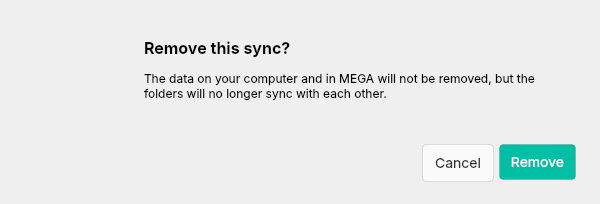
Above: src/MEGASync/syncs/gui/Twoways/linux/RemoveSyncConfirmationDialog.ui from meganz/MEGAsync before the change. Below: the same form after it.
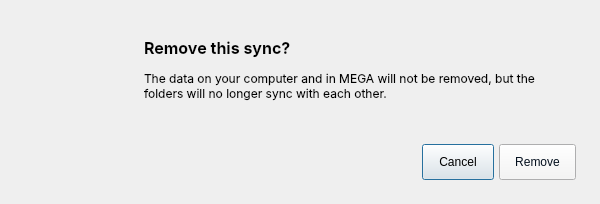
That is the form after the change. Icons and pictures are not drawn.

Commit message: SNC-4733 : Use qbutton general style

Patch:
```diff
--- a/src/MEGASync/syncs/gui/Twoways/linux/RemoveSyncConfirmationDialog.ui
+++ b/src/MEGASync/syncs/gui/Twoways/linux/RemoveSyncConfirmationDialog.ui
@@ -34,76 +34,13 @@
     padding: 3px 10px;
     justify-content: center;
     align-items: center;
-    flex: 1 0 0;    
+    flex: 1 0 0;
 }
 
-QPushButton#bCancel
-{   
-    /* Layout */
-    width: 72px;	 /* Figma specifies Width: 68 =&gt; add 4 for border-radius */
-    height: 38px; /* Figma specifies Height: 34 =&gt; add 4 for border-radius */
-    max-width: 72px;
-    max-height: 38px;
-
-    /* Style */
-    border-radius: 4px;
-    background-color: #fafafa;
-    border: 1px solid rgba(0, 0, 0, 0.10); /* rgba(0, 0, 0, 0.10) */
-
-    /* Typography */
-    color: #333333;
-    font-feature-settings: 'clig' off, 'liga' off;
-    font-family: Inter;
-    font-size: 14px;
-    font-style: normal;
-    font-weight: 400;
-    line-height: 20px; /* 142.857% */
-}
-
-QPushButton#bCancel:hover
+#bOK
 {
-    /* Button hover effect if needed */
-    background-color: #F2F2F2; /* Background color for hover state */
-    opacity: 1.0; /* Opacity for hover state */
-}
-
-QPushButton#bCancel:pressed
-{
-    /* Button pressed effect */
-    background-color: #FFFFFF; /* Background color for pressed state */
-    opacity: 1.0; /* Opacity for pressed state */
-}
-
-
-QPushButton#bOK
-{    
-    width: 77px;
-    height: 38px; /* Figma specifies Height: 34 =&gt; add 4 for border-radius */
-
-    /* Style */
-    border-radius: 4px;
-    border: 1px solid rgba(0, 0, 0, 10%); /* rgba(0, 0, 0, 0.10) */
-    background: #00BFA5;
-    box-shadow: 0px 1px 2px 0px rgba(0, 143, 107, 30%); /* rgba(0, 143, 107, 0.30); */
-
-    /* Typography */
-	color: #FFFFFF;
-    font-feature-settings: 'clig' off, 'liga' off;
-    font-family: Inter;
-    font-size: 14px;
-    font-style: normal;
-    font-weight: 400;
-    line-height: 20px; /* 142.857% */
-}
-
-QPushButton#bOK:hover 
-{
-    background: #00A787;
-}
-
-QPushButton#bOK:pressed 
-{
-    background: #00D7C2;
+color: #04101E; /*colorToken.text-inverse-accent*/
+background-color:  #F4F4F5; /*colorToken.button-primary*/
 }
 
 #labelFolderIcon
@@ -195,7 +132,7 @@
      <x>422</x>
      <y>144</y>
      <width>72</width>
-     <height>38</height>
+     <height>36</height>
     </rect>
    </property>
    <property name="sizePolicy">
@@ -206,8 +143,8 @@
    </property>
    <property name="maximumSize">
     <size>
-     <width>74</width>
-     <height>40</height>
+     <width>77</width>
+     <height>36</height>
     </size>
    </property>
    <property name="styleSheet">
```
Left out of the diff: 6 changed lines with no effect on the pictures. The commit also changes 1 other file.
